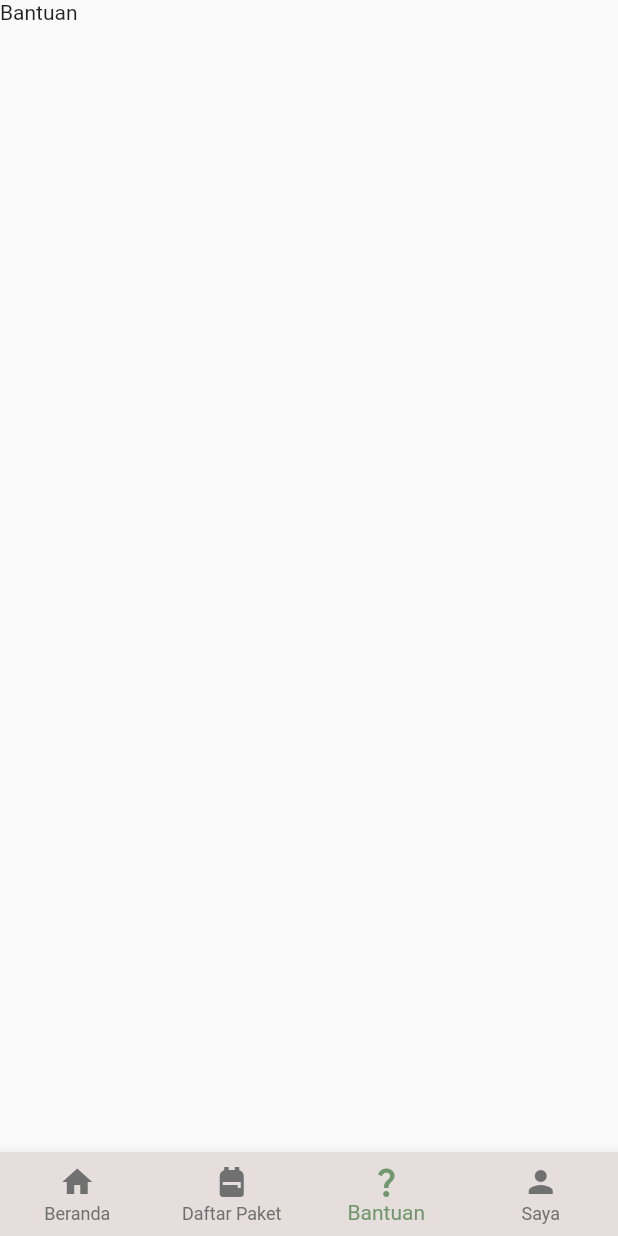
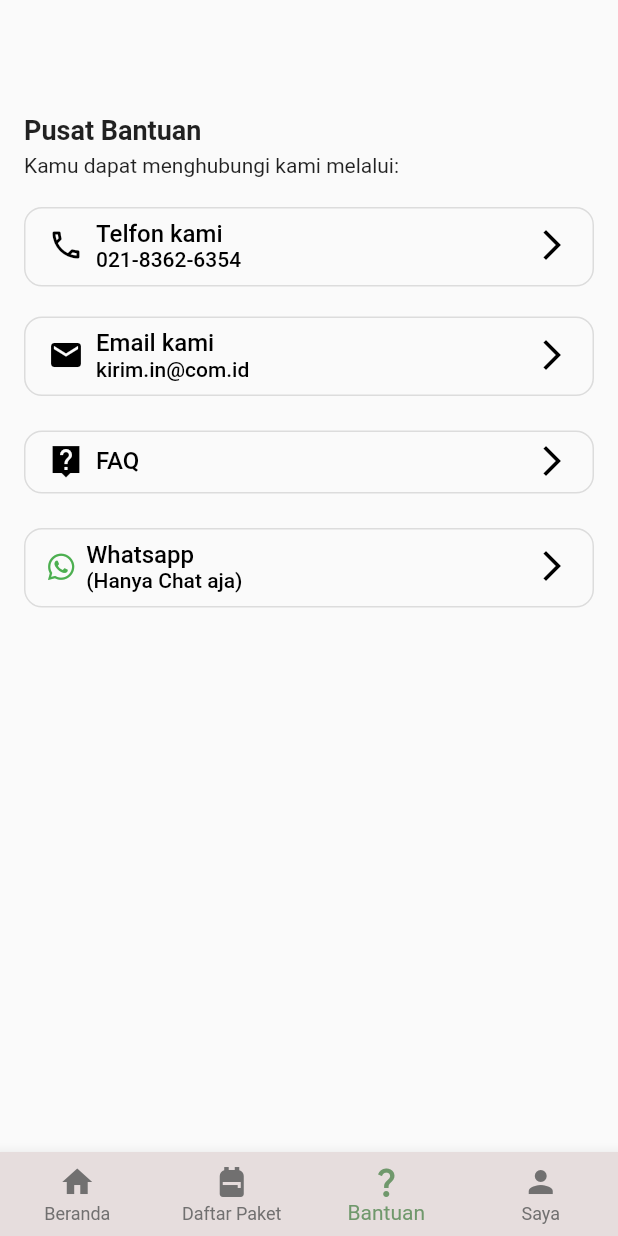
Before and after one commit to Muhamadfikri20/kirim.in, a Flutter app: the screen it shows after launch, item 3 of the bottom bar chosen, on a phone screen of 412 x 824 dp. Run offline on Flutter 3.47's test engine with Material 2 defaults, Android fonts, the phone set to English and light mode, and no system bars; our stand-ins replace font_awesome_flutter, geolocator; missing offline and left inert: flutter_osm_plugin, simple_barcode_scanner; network calls fail.

Commit message:
Update Bantuan.dart
tampilan bantuan_MuhamadFikri

```diff
--- a/flutter_osm_kirimin-master/flutter_osm_kirimin-master/lib/Page/Bantuan.dart
+++ b/flutter_osm_kirimin-master/flutter_osm_kirimin-master/lib/Page/Bantuan.dart
@@ -1,12 +1,224 @@
 import 'package:flutter/material.dart';
+import 'package:font_awesome_flutter/font_awesome_flutter.dart';
+
 
 class BantuanPage extends StatelessWidget {
   const BantuanPage({Key? key}) : super(key: key);
 
   @override
   Widget build(BuildContext context) {
-    return Scaffold(
-        body: Text('Bantuan')
-    );
+    return  Scaffold(
+        body: SingleChildScrollView(child:
+        Padding(
+        padding: EdgeInsets.all(16.0),
+        child: Column(
+
+          crossAxisAlignment: CrossAxisAlignment.start,
+              children: [
+                SizedBox(height: 60,),
+
+             const  Text(
+          "Pusat Bantuan",
+          style: TextStyle(
+            fontSize: 18.0,
+            fontWeight: FontWeight.bold,
+          ),
+        ),
+         SizedBox(height: 5,), const Text(
+          "Kamu dapat menghubungi kami melalui:",
+          style: TextStyle(
+            fontSize: 14.0,
+
+          ),
+        ),
+        SizedBox(height: 20,),
+
+        OutlinedButton(
+  onPressed: () {},
+  child:  const Padding(
+    padding: EdgeInsets.only(top:8.0,bottom:10),
+    child:  Row(children:  [
+    Icon(
+              Icons.phone_outlined,
+              color: Colors.black,
+            ),
+            SizedBox(width: 8,),
+        Column(crossAxisAlignment: CrossAxisAlignment.start,children: [
+              Text(
+            "Telfon kami",
+
+            style: TextStyle(
+              fontSize: 16.0,
+              color: Colors.black
+
+            ),
+          ),  Text(
+            "021-8362-6354",
+            style: TextStyle(
+              fontSize: 14.0,
+               color: Colors.black
+
+            ),
+          ),
+
+        ],
+        ),    Expanded(
+          child: Align(alignment: Alignment.topRight,
+              child: Icon(
+                Icons.arrow_forward_ios,
+                color: Colors.black,
+              ),
+            ),
+        )
+    ],),
+  ),
+  style: OutlinedButton.styleFrom(
+    shape: RoundedRectangleBorder(
+      borderRadius: BorderRadius.circular(12),
+    ),
+  ),
+),
+
+
+
+ SizedBox(height: 20,),
+     OutlinedButton(
+  onPressed: () {},
+  child:  const Padding(
+    padding: EdgeInsets.only(top:8.0,bottom:10),
+    child:  Row(children:  [
+    Icon(
+              Icons.mail,
+              color: Colors.black,
+            ),
+            SizedBox(width: 8,),
+        Column(crossAxisAlignment: CrossAxisAlignment.start,children: [
+              Text(
+            "Email kami",
+
+            style: TextStyle(
+              fontSize: 16.0,
+              color: Colors.black
+
+            ),
+          ),  Text(
+            "kirim.in@com.id",
+            style: TextStyle(
+              fontSize: 14.0,
+               color: Colors.black
+
+            ),
+          ),
+
+        ],
+        ),    Expanded(
+          child: Align(alignment: Alignment.topRight,
+              child: Icon(
+                Icons.arrow_forward_ios,
+                color: Colors.black,
+              ),
+            ),
+        )
+    ],),
+  ),
+  style: OutlinedButton.styleFrom(
+    shape: RoundedRectangleBorder(
+      borderRadius: BorderRadius.circular(12),
+    ),
+  ),
+),
+
+
+
+ SizedBox(height: 20,),
+     OutlinedButton(
+  onPressed: () {},
+  child:  const Padding(
+    padding: EdgeInsets.only(top:8.0,bottom:10),
+    child:  Row(children:  [
+    Icon(
+              Icons.live_help_sharp,
+              color: Colors.black,
+            ),
+            SizedBox(width: 8,),
+         Text(
+            "FAQ",
+
+            style: TextStyle(
+              fontSize: 16.0,
+              color: Colors.black
+
+            ),
+          ),    Expanded(
+          child: Align(alignment: Alignment.topRight,
+              child: Icon(
+                Icons.arrow_forward_ios,
+                color: Colors.black,
+              ),
+            ),
+        )
+    ],),
+  ),
+  style: OutlinedButton.styleFrom(
+    shape: RoundedRectangleBorder(
+      borderRadius: BorderRadius.circular(12),
+    ),
+  ),
+),
+
+
+
+     SizedBox(height: 20,),
+
+     OutlinedButton(
+  onPressed: () {},
+  child:   Padding(
+    padding: EdgeInsets.only(top:8.0,bottom:10),
+    child:  Row(children:  [
+      FaIcon(FontAwesomeIcons.whatsapp,color:Colors.green,size:20),
+
+            SizedBox(width: 8,),
+        Column(crossAxisAlignment: CrossAxisAlignment.start,children: [
+              Text(
+            "Whatsapp",
+
+            style: TextStyle(
+              fontSize: 16.0,
+              color: Colors.black
+
+            ),
+          ),  Text(
+            "(Hanya Chat aja)",
+            style: TextStyle(
+              fontSize: 14.0,
+               color: Colors.black
+
+            ),
+          ),
+
+        ],
+        ),    Expanded(
+          child: Align(alignment: Alignment.topRight,
+              child: Icon(
+                Icons.arrow_forward_ios,
+                color: Colors.black,
+              ),
+            ),
+        )
+    ],),
+  ),
+  style: OutlinedButton.styleFrom(
+    shape: RoundedRectangleBorder(
+      borderRadius: BorderRadius.circular(12),
+    ),
+  ),
+),
+              ]
+        ),
+
+
+
+        )
+    ));
   }
 }
```
